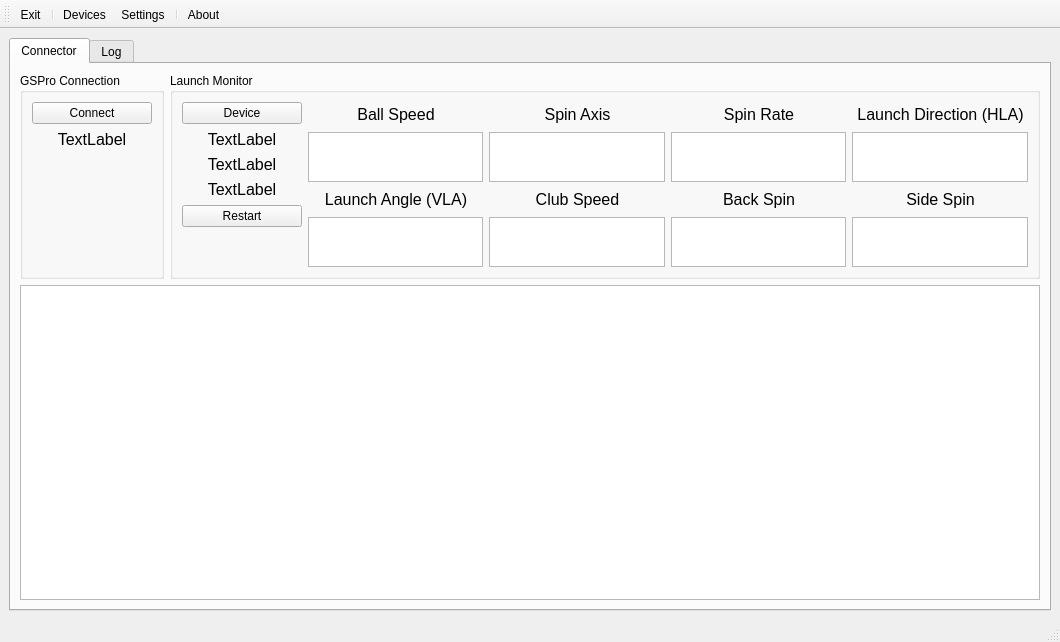
Before: the Qt Designer form src/MainWindow.ui in springbok/MLM2PRO-GSPro-Connector, drawn with Qt 5.
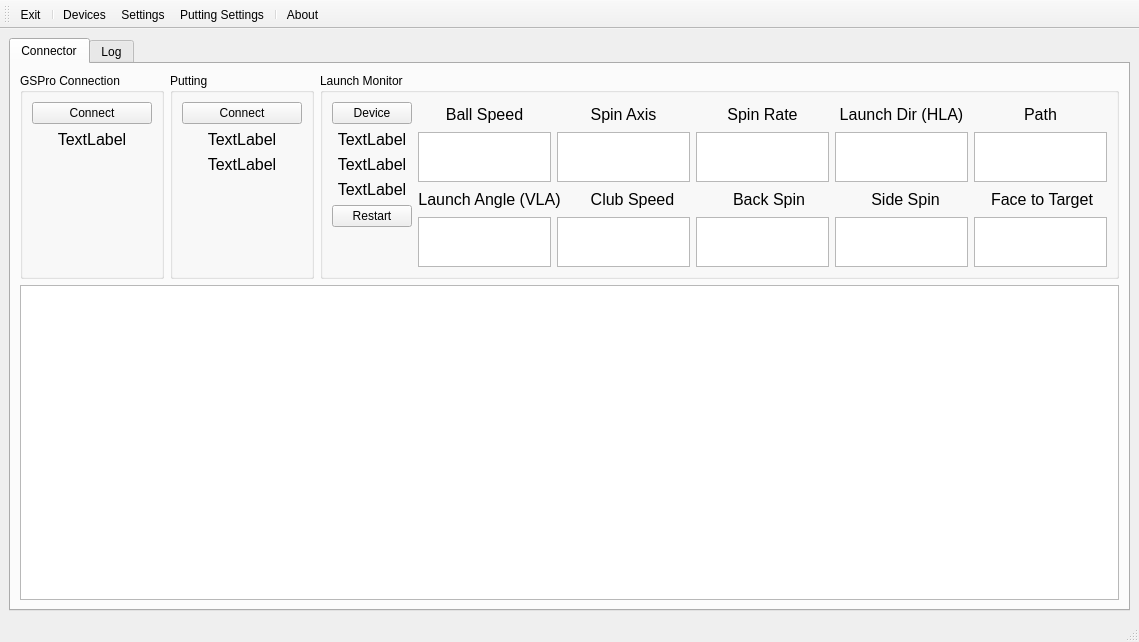
After: the same form once the commit is applied. Icons and pictures are not drawn.

Diff of the .ui file:
```diff
--- a/src/MainWindow.ui
+++ b/src/MainWindow.ui
@@ -6,7 +6,7 @@
    <rect>
     <x>0</x>
     <y>0</y>
-    <width>1060</width>
+    <width>1139</width>
     <height>642</height>
    </rect>
   </property>
@@ -21,7 +21,7 @@
    <double>6.000000000000000</double>
   </property>
   <widget class="QWidget" name="centralwidget">
-   <layout class="QHBoxLayout" name="horizontalLayout_3">
+   <layout class="QVBoxLayout" name="verticalLayout_4">
     <item>
      <widget class="QTabWidget" name="main_tab">
       <property name="currentIndex">
@@ -41,7 +41,7 @@
            <enum>QLayout::SetFixedSize</enum>
           </property>
           <item>
-           <layout class="QHBoxLayout" name="horizontalLayout_8" stretch="0,2">
+           <layout class="QHBoxLayout" name="horizontalLayout_8" stretch="0,0,2">
             <property name="sizeConstraint">
              <enum>QLayout::SetDefaultConstraint</enum>
             </property>
@@ -127,6 +127,119 @@
               </layout>
              </widget>
             </item>
+            <item>
+             <widget class="QGroupBox" name="groupBox_3">
+              <property name="title">
+               <string>Putting</string>
+              </property>
+              <layout class="QHBoxLayout" name="horizontalLayout_3">
+               <property name="sizeConstraint">
+                <enum>QLayout::SetDefaultConstraint</enum>
+               </property>
+               <item>
+                <layout class="QVBoxLayout" name="verticalLayout_2">
+                 <property name="sizeConstraint">
+                  <enum>QLayout::SetDefaultConstraint</enum>
+                 </property>
+                 <item>
+                  <widget class="QPushButton" name="putting_server_button">
+                   <property name="sizePolicy">
+                    <sizepolicy hsizetype="Minimum" vsizetype="Maximum">
+                     <horstretch>0</horstretch>
+                     <verstretch>0</verstretch>
+                    </sizepolicy>
+                   </property>
+                   <property name="maximumSize">
+                    <size>
+                     <width>200</width>
+                     <height>30</height>
+                    </size>
+                   </property>
+                   <property name="text">
+                    <string>Connect</string>
+                   </property>
+                  </widget>
+                 </item>
+                 <item>
+                  <widget class="QLabel" name="putting_system_label">
+                   <property name="sizePolicy">
+                    <sizepolicy hsizetype="Maximum" vsizetype="Preferred">
+                     <horstretch>0</horstretch>
+                     <verstretch>0</verstretch>
+                    </sizepolicy>
+                   </property>
+                   <property name="minimumSize">
+                    <size>
+                     <width>120</width>
+                     <height>0</height>
+                    </size>
+                   </property>
+                   <property name="font">
+                    <font>
+                     <pointsize>12</pointsize>
+                     <bold>false</bold>
+                    </font>
+                   </property>
+                   <property name="text">
+                    <string>TextLabel</string>
+                   </property>
+                   <property name="alignment">
+                    <set>Qt::AlignCenter</set>
+                   </property>
+                   <property name="margin">
+                    <number>5</number>
+                   </property>
+                  </widget>
+                 </item>
+                 <item>
+                  <widget class="QLabel" name="putting_server_status_label">
+                   <property name="sizePolicy">
+                    <sizepolicy hsizetype="Maximum" vsizetype="Preferred">
+                     <horstretch>0</horstretch>
+                     <verstretch>0</verstretch>
+                    </sizepolicy>
+                   </property>
+                   <property name="minimumSize">
+                    <size>
+                     <width>120</width>
+                     <height>0</height>
+                    </size>
+                   </property>
+                   <property name="font">
+                    <font>
+                     <pointsize>12</pointsize>
+                     <bold>false</bold>
+                    </font>
+                   </property>
+                   <property name="text">
+                    <string>TextLabel</string>
+                   </property>
+                   <property name="alignment">
+                    <set>Qt::AlignCenter</set>
+                   </property>
+                   <property name="margin">
+                    <number>5</number>
+                   </property>
+                  </widget>
+                 </item>
+                 <item>
+                  <spacer name="verticalSpacer_2">
+                   <property name="orientation">
+                    <enum>Qt::Vertical</enum>
+                   </property>
+                   <property name="sizeHint" stdset="0">
+                    <size>
+                     <width>20</width>
+                     <height>40</height>
+                    </size>
+                   </property>
+                  </spacer>
+                 </item>
+                </layout>
+               </item>
+              </layout>
+             </widget>
+            </item>
             <item>
              <widget class="QGroupBox" name="groupBox_2">
               <property name="title">
@@ -134,7 +247,7 @@
               </property>
               <layout class="QHBoxLayout" name="horizontalLayout_13">
                <item>
-                <layout class="QHBoxLayout" name="horizontalLayout_12" stretch="2,0">
+                <layout class="QHBoxLayout" name="horizontalLayout_12" stretch="1,0">
                  <property name="sizeConstraint">
                   <enum>QLayout::SetDefaultConstraint</enum>
                  </property>
@@ -146,15 +259,15 @@
                    <item>
                     <widget class="QPushButton" name="select_device_button">
                      <property name="sizePolicy">
-                      <sizepolicy hsizetype="Maximum" vsizetype="Maximum">
+                      <sizepolicy hsizetype="Minimum" vsizetype="Fixed">
                        <horstretch>0</horstretch>
                        <verstretch>0</verstretch>
                       </sizepolicy>
                      </property>
                      <property name="maximumSize">
                       <size>
-                       <width>200</width>
-                       <height>30</height>
+                       <width>16777215</width>
+                       <height>16777215</height>
                       </size>
                      </property>
                      <property name="text">
@@ -183,14 +296,14 @@
                    <item>
                     <widget class="QLabel" name="selected_mirror_app">
                      <property name="sizePolicy">
-                      <sizepolicy hsizetype="Maximum" vsizetype="Preferred">
+                      <sizepolicy hsizetype="Preferred" vsizetype="Preferred">
                        <horstretch>0</horstretch>
                        <verstretch>0</verstretch>
                       </sizepolicy>
                      </property>
                      <property name="minimumSize">
                       <size>
-                       <width>120</width>
+                       <width>0</width>
                        <height>0</height>
                       </size>
                      </property>
@@ -318,7 +431,22 @@
                         </font>
                        </property>
                        <property name="text">
-                        <string>Launch Direction (HLA)</string>
+                        <string>Launch Dir (HLA)</string>
+                       </property>
+                       <property name="alignment">
+                        <set>Qt::AlignCenter</set>
+                       </property>
+                      </widget>
+                     </item>
+                     <item>
+                      <widget class="QLabel" name="label_6">
+                       <property name="font">
+                        <font>
+                         <pointsize>12</pointsize>
+                        </font>
+                       </property>
+                       <property name="text">
+                        <string>Path</string>
                        </property>
                        <property name="alignment">
                         <set>Qt::AlignCenter</set>
@@ -416,6 +544,27 @@
                        </property>
                       </widget>
                      </item>
+                     <item>
+                      <widget class="QTextEdit" name="path_edit">
+                       <property name="sizePolicy">
+                        <sizepolicy hsizetype="Maximum" vsizetype="Maximum">
+                         <horstretch>0</horstretch>
+                         <verstretch>0</verstretch>
+                        </sizepolicy>
+                       </property>
+                       <property name="maximumSize">
+                        <size>
+                         <width>230</width>
+                         <height>50</height>
+                        </size>
+                       </property>
+                       <property name="font">
+                        <font>
+                         <pointsize>14</pointsize>
+                        </font>
+                       </property>
+                      </widget>
+                     </item>
                     </layout>
                    </item>
                    <item>
@@ -483,6 +632,21 @@
                        </property>
                       </widget>
                      </item>
+                     <item>
+                      <widget class="QLabel" name="SideSpin_2">
+                       <property name="font">
+                        <font>
+                         <pointsize>12</pointsize>
+                        </font>
+                       </property>
+                       <property name="text">
+                        <string>Face to Target</string>
+                       </property>
+                       <property name="alignment">
+                        <set>Qt::AlignCenter</set>
+                       </property>
+                      </widget>
+                     </item>
                     </layout>
                    </item>
                    <item>
@@ -574,6 +738,27 @@
                        </property>
                       </widget>
                      </item>
+                     <item>
+                      <widget class="QTextEdit" name="face_to_target_edit">
+                       <property name="sizePolicy">
+                        <sizepolicy hsizetype="Maximum" vsizetype="Maximum">
+                         <horstretch>0</horstretch>
+                         <verstretch>0</verstretch>
+                        </sizepolicy>
+                       </property>
+                       <property name="maximumSize">
+                        <size>
+                         <width>230</width>
+                         <height>50</height>
+                        </size>
+                       </property>
+                       <property name="font">
+                        <font>
+                         <pointsize>14</pointsize>
+                        </font>
+                       </property>
+                      </widget>
+                     </item>
                     </layout>
                    </item>
                   </layout>
@@ -654,6 +839,7 @@
    <addaction name="separator"/>
    <addaction name="actionDevices"/>
    <addaction name="actionSettings"/>
+   <addaction name="actionPuttingSettings"/>
    <addaction name="separator"/>
    <addaction name="actionAbout"/>
   </widget>
@@ -693,6 +879,18 @@
     <string>About</string>
    </property>
   </action>
+  <action name="actionPuttingSettings">
+   <property name="icon">
+    <iconset resource="resource.qrc">
+     <normaloff>:/ico/ico/Iconsmind-Outline-Golf-2.ico</normaloff>:/ico/ico/Iconsmind-Outline-Golf-2.ico</iconset>
+   </property>
+   <property name="text">
+    <string>Putting Settings</string>
+   </property>
+   <property name="toolTip">
+    <string>Putting Settings</string>
+   </property>
+  </action>
  </widget>
  <resources>
   <include location="resource.qrc"/>
```
Left out of the diff: 34 changed lines with no effect on the pictures.
